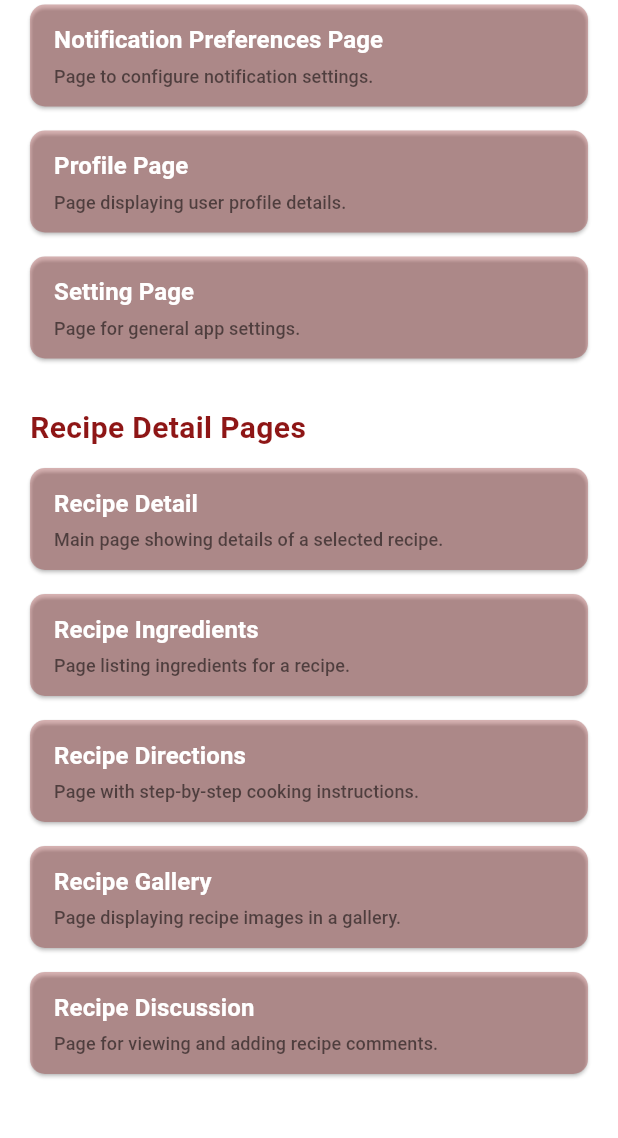
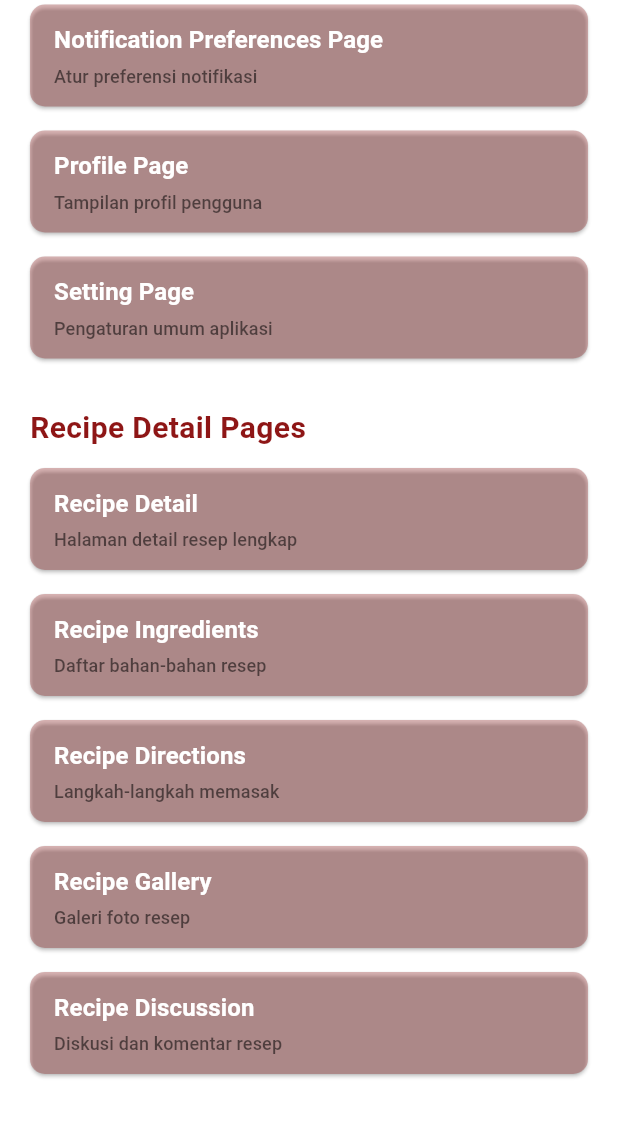
Before and after one commit to Ilyessin12/heartbite_tubesprovis, a Flutter app: the screen it shows after launch, scrolled down 2607 dp, on a phone screen of 412 x 824 dp, the part 84-1222 px from its top. Run offline on Flutter 3.47's test engine with Material 3 defaults, Android fonts, the light colour scheme and no system bars; our stand-ins replace google_fonts, image_picker, solar_icons; missing offline and left inert: iconoir_flutter.

Commit message:
nambah deskripsi utk setiap tombol di main page

```diff
--- a/lib/main.dart
+++ b/lib/main.dart
@@ -100,97 +100,91 @@ class NavigationPage extends StatelessWidget {
     final Map<String, List<PageItem>> categorizedPages = {
       'Welcome Pages': [
         PageItem('Welcome Screen', const WelcomeScreen(),
-            'Initial welcome screen for the HeartBite app.'),
+            'Halaman pembuka aplikasi HeartBite'),
         PageItem('Welcome 1 Screen', const Welcome1Screen(),
-            'First onboarding screen introducing app features.'),
+            'Pengenalan fitur-fitur utama aplikasi'),
         PageItem('Welcome 2 Screen', const Welcome2Screen(),
-            'Second onboarding screen highlighting user benefits.'),
+            'Penjelasan manfaat untuk pengguna'),
         PageItem('Welcome 3 Screen', const Welcome3Screen(),
-            'Final onboarding screen before authentication.'),
+            'Halaman terakhir sebelum autentikasi'),
       ],
       'Login Pages': [
         PageItem('Authentication', const Auth(),
-            'Main authentication page for login or registration.'),
-        PageItem('Login', const LoginPage(), 'User login page with email and password.'),
+            'Halaman autentikasi utama untuk login atau registrasi'),
+        PageItem('Login', const LoginPage(),
+            'Halaman login dengan email dan kata sandi'),
         PageItem('Register', const RegisterPage(),
-            'User registration page for creating a new account.'),
+            'Halaman pendaftaran akun baru'),
         PageItem('Forgot Password', const ForgotPassPage(),
-            'Page to initiate password recovery.'),
+            'Halaman untuk memulai pemulihan kata sandi'),
         PageItem('Reset Password', const ResetPassPage(),
-            'Page to reset user password after verification.'),
+            'Halaman untuk mengatur ulang kata sandi'),
         PageItem('OTP', const OtpPage(),
-            'Page for entering one-time password for verification.'),
+            'Halaman untuk memasukkan kode OTP'),
         PageItem('Verification Method', const VerifMethodPage(),
-            'Page to choose verification method for account recovery.'),
+            'Pilih metode verifikasi untuk pemulihan akun'),
       ],
       'Setup Pages': [
         PageItem('Setup Allergies', const SetupAllergiesPage(),
-            'Page to configure user allergies for personalized recipes.'),
+            'Atur alergi untuk personalisasi resep'),
         PageItem('Setup Diets', const SetupDietsPage(),
-            'Page to select dietary preferences.'),
+            'Pilih preferensi diet Anda'),
         PageItem('Setup Account', const SetupAccountPage(),
-            'Page to finalize account setup with user details.'),
+            'Lengkapi detail akun Anda'),
         PageItem('Finish Setup', const FinishSetupScreen(),
-            'Confirmation page after completing setup.'),
+            'Konfirmasi penyelesaian pengaturan'),
       ],
       'Notification Pages': [
         PageItem('Empty Notification', const EmptyNotificationPage(),
-            'Page shown when there are no notifications.'),
+            'Tampilan saat tidak ada notifikasi'),
         PageItem('Notification', const NotificationPage(),
-            'Page displaying user notifications.'),
+            'Daftar notifikasi pengguna'),
       ],
       'Bookmark Pages': [
         PageItem('Bookmark', const BookmarkScreen(),
-            'Page listing all bookmarked recipes.'),
-        //PageItem('Bookmark Create', const BookmarkCreateScreen(),
-        //    'Page to create a new bookmark for a recipe.'),
-        // PageItem('Bookmark Detail', const BookmarkDetailScreen(),
-        //     'Page showing details of a bookmarked recipe.'),
-        // PageItem('Bookmark Edit', const BookmarkEditScreen(),
-        //     'Page to edit an existing bookmark.'),
+            'Daftar resep yang disimpan'),
       ],
       'Homepage Pages': [
-        PageItem('Home Page', const HomePage(), 'Main homepage of the HeartBite app.'),
-        // PageItem('Home Page Detail', const HomePageDetailScreen(),
-        //     'Detailed view of a selected item from the homepage.'),
+        PageItem('Home Page', const HomePage(),
+            'Halaman utama aplikasi HeartBite'),
       ],
       'Sidebar Pages': [
         PageItem('About Page', const AboutScreen(),
-            'Page with information about the HeartBite app.'),
+            'Informasi tentang aplikasi HeartBite'),
         PageItem('Country Page', const CountryScreen(),
-            'Page to select or view country settings.'),
+            'Pengaturan lokasi dan bahasa'),
         PageItem('Edit Profile Page', const EditProfileScreen(),
-            'Page to update user profile information.'),
+            'Ubah informasi profil Anda'),
         PageItem('Followers Page', const FollowersScreen(),
-            'Page listing user followers.'),
+            'Daftar pengikut Anda'),
         PageItem('Following Page', const FollowingScreen(),
-            'Page listing users followed by the user.'),
+            'Daftar yang Anda ikuti'),
         PageItem('Notification Preferences Page',
             const NotificationPreferencesScreen(),
-            'Page to configure notification settings.'),
+            'Atur preferensi notifikasi'),
         PageItem('Profile Page', const ProfileScreen(),
-            'Page displaying user profile details.'),
+            'Tampilan profil pengguna'),
         PageItem('Setting Page', const SettingsScreen(),
-            'Page for general app settings.'),
+            'Pengaturan umum aplikasi'),
       ],
       'Recipe Detail Pages': [
         PageItem(
             'Recipe Detail',
             RecipeDetailScreen(recipe: getSampleRecipe()),
-            'Main page showing details of a selected recipe.'),
+            'Halaman detail resep lengkap'),
         PageItem(
             'Recipe Ingredients',
             IngredientsScreen(recipe: getSampleRecipe()),
-            'Page listing ingredients for a recipe.'),
+            'Daftar bahan-bahan resep'),
         PageItem(
             'Recipe Directions',
             DirectionsScreen(recipe: getSampleRecipe()),
-            'Page with step-by-step cooking instructions.'),
+            'Langkah-langkah memasak'),
         PageItem(
             'Recipe Gallery',
             GalleryScreen(
                 images: getSampleRecipe().galleryImages, initialIndex: 0),
-            'Page displaying recipe images in a gallery.'),
+            'Galeri foto resep'),
         PageItem(
             'Recipe Discussion',
             DiscussionScreen(
@@ -199,7 +193,7 @@ class NavigationPage extends StatelessWidget {
                 print('Comments updated: ${updatedComments.length} comments');
               },
             ),
-            'Page for viewing and adding recipe comments.'),
+            'Diskusi dan komentar resep'),
       ],
     };
 
```
